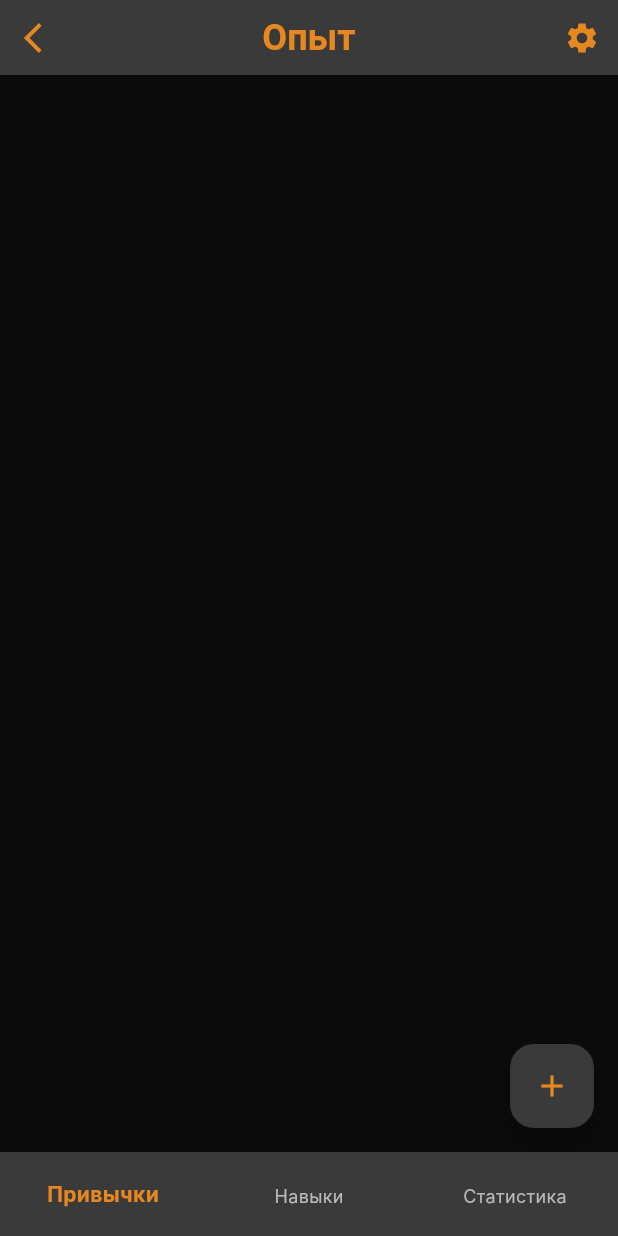
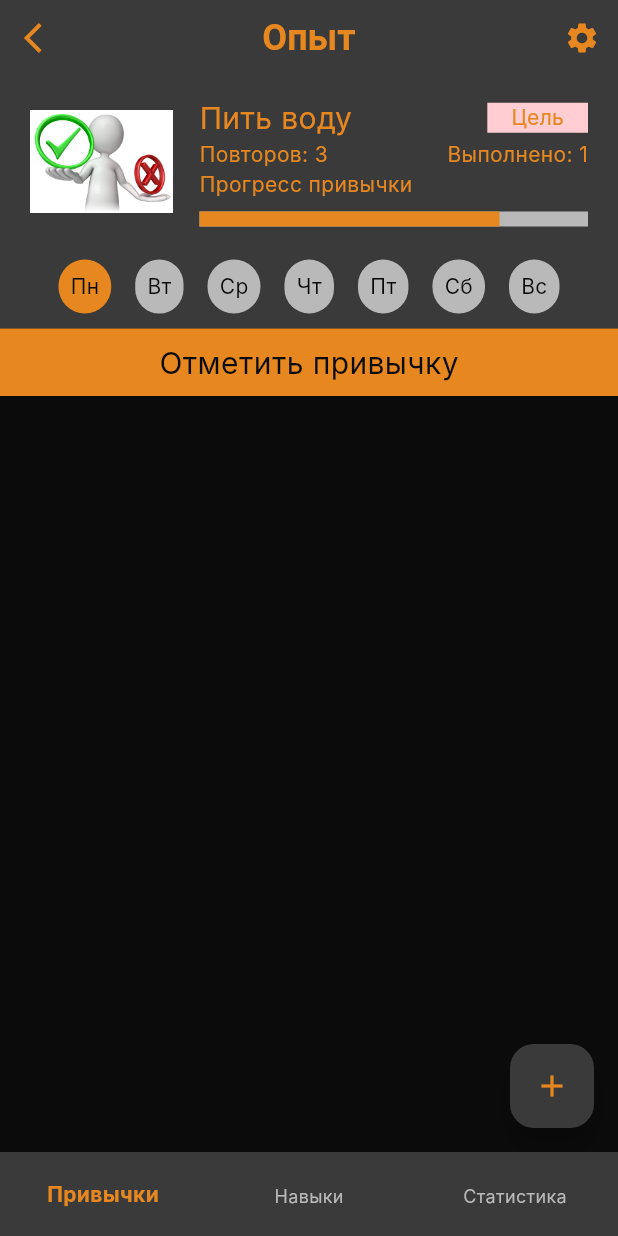
Before and after one commit to zFannur/finplan, a Flutter app: the HabitPage screen opened by its route, on a phone screen of 412 x 824 dp. Run offline on Flutter 3.47's test engine with Material 3 defaults, Android fonts, the phone set to English and light mode, and no system bars; our stand-ins replace auto_route, bloc, cloud_firestore, csv, file_picker, firebase_auth and 7 more; accounts and stored records are empty; generated files the repository leaves out were written again; network calls fail; Roboto replaces fonts that are missing (Inter); statements that could not run were skipped.

Commit message:
refactor habitScreen

```diff
--- a/lib/app/const/app_const.dart
+++ b/lib/app/const/app_const.dart
@@ -1,4 +1,5 @@
 class AppConst {
   static const Set<int> yearsSet = {2023, 2024, 2025, 2026, 2027, 2028, 2029, 2030, 2031, 2032, 2033, 2034};
   static const Set<int> monthSet = {1,2,3,4,5,6,7,8,9,10,11,12};
+  static const List<String> weekList = ['Пн','Вт','Ср','Чт','Пт','Сб','Вс'];
 }
--- a/lib/app/ui/theme/app_text_style.dart
+++ b/lib/app/ui/theme/app_text_style.dart
@@ -5,6 +5,12 @@ class AppTextStyle {
   static const mediumBlack20 = TextStyle(
     fontWeight: FontWeight.normal,
     fontSize: 20,
+    color: AppColors.black,
+  );
+
+  static const mediumBlack14 = TextStyle(
+    fontWeight: FontWeight.normal,
+    fontSize: 14,
     color: AppColors.black,
   );
 
@@ -38,6 +44,12 @@ class AppTextStyle {
     color: AppColors.orange,
   );
 
+  static const medium20 = TextStyle(
+    fontWeight: FontWeight.normal,
+    fontSize: 20,
+    color: AppColors.orange,
+  );
+
   static const mediumRed14 = TextStyle(
     fontWeight: FontWeight.normal,
     fontSize: 14,
--- a/lib/app/ui/theme/consts.dart
+++ b/lib/app/ui/theme/consts.dart
@@ -6,6 +6,10 @@ class AppPadding {
   static const top8 = EdgeInsets.only(top: 8);
 
   static const horizontal16 = EdgeInsets.symmetric(horizontal: 16);
+
+  static const horizontal8 = EdgeInsets.symmetric(horizontal: 8);
+
+  static const horizontal4 = EdgeInsets.symmetric(horizontal: 4);
 
   static const all16 = EdgeInsets.all(16);
 
--- a/lib/feature/experience/ui/habit_page.dart
+++ b/lib/feature/experience/ui/habit_page.dart
@@ -1,5 +1,9 @@
 import 'package:auto_route/auto_route.dart';
+import 'package:finplan/app/const/app_const.dart';
+import 'package:finplan/app/ui/theme/app_colors.dart';
 import 'package:finplan/app/ui/theme/app_icons.dart';
+import 'package:finplan/app/ui/theme/app_text_style.dart';
+import 'package:finplan/app/ui/theme/consts.dart';
 import 'package:flutter/material.dart';
 
 @RoutePage()
@@ -10,7 +14,135 @@ class HabitPage extends StatelessWidget {
   Widget build(BuildContext context) {
     return Scaffold(
       body: Column(
-        children: [],
+        children: [
+          Container(
+            color: AppColors.greyDark,
+            padding: AppPadding.v10h20,
+            width: double.infinity,
+            child: Column(
+              children: [
+                Row(
+                  children: [
+                    FadeInImage.assetNetwork(
+                      imageErrorBuilder: (context, object, stackTrace) {
+                        return Image.asset(
+                          'assets/images/habit.png',
+                          width: 95,
+                          height: 95,
+                        );
+                      },
+                      placeholder: 'assets/images/loadImage.png',
+                      image:
+                          'https://proprikol.ru/wp-content/uploads/2022/10/kartinki-s-mezhdunarodnym-dnem-gor-16-scaled.jpg',
+                      width: 95,
+                      height: 95,
+                    ),
+                    const SizedBox(width: 18),
+                    Expanded(
+                      child: Column(
+                        crossAxisAlignment: CrossAxisAlignment.start,
+                        children: [
+                          Row(
+                            mainAxisAlignment: MainAxisAlignment.spaceBetween,
+                            children: [
+                              const Text(
+                                'Пить воду',
+                                style: AppTextStyle.medium20,
+                              ),
+                              Container(
+                                padding: AppPadding.horizontal16,
+                                color: AppColors.redShade100,
+                                child: const Text(
+                                  'Цель',
+                                  style: AppTextStyle.medium14,
+                                ),
+                              )
+                            ],
+                          ),
+                          const Row(
+                            crossAxisAlignment: CrossAxisAlignment.start,
+                            mainAxisAlignment: MainAxisAlignment.spaceBetween,
+                            children: [
+                              Text(
+                                'Повторов: 3',
+                                style: AppTextStyle.medium14,
+                              ),
+                              Text(
+                                'Выполнено: 1',
+                                style: AppTextStyle.medium14,
+                              ),
+                            ],
+                          ),
+                          const Text(
+                            'Прогресс привычки',
+                            style: AppTextStyle.medium14,
+                          ),
+                          Container(
+                            padding: AppPadding.top8,
+                            child: Stack(
+                              alignment: Alignment.bottomLeft,
+                              children: [
+                                Container(
+                                  width: double.infinity,
+                                  height: 10,
+                                  color: AppColors.grey,
+                                ),
+                                Container(
+                                  width: 200,
+                                  height: 10,
+                                  color: AppColors.orange,
+                                ),
+                              ],
+                            ),
+                          ),
+                        ],
+                      ),
+                    ),
+                  ],
+                ),
+                Padding(
+                  padding: AppPadding.top18,
+                  child: Row(
+                    mainAxisAlignment: MainAxisAlignment.center,
+                    children: List.generate(
+                      7,
+                      (index) => Padding(
+                        padding: AppPadding.horizontal8,
+                        child: Container(
+                          padding: AppPadding.all8,
+                          decoration: BoxDecoration(
+                            color:
+                                index == 0 ? AppColors.orange : AppColors.grey,
+                            borderRadius: BorderRadius.circular(100),
+                          ),
+                          child: Text(
+                            AppConst.weekList[index],
+                            style: AppTextStyle.mediumBlack14,
+                          ),
+                        ),
+                      ),
+                    ),
+                  ),
+                ),
+              ],
+            ),
+          ),
+          InkWell(
+            onTap: () {
+
+            },
+            child: Container(
+              padding: AppPadding.all8,
+              alignment: Alignment.center,
+              width: double.infinity,
+              color: AppColors.orange,
+              child: const Text(
+                'Отметить привычку',
+                style: AppTextStyle.mediumBlack20,
+              ),
+            ),
+          ),
+        ],
       ),
       floatingActionButton: FloatingActionButton(
         heroTag: '1',
--- a/lib/feature/operation/ui/bloc/operation_filter_cubit/operation_filter_cubit.dart
+++ b/lib/feature/operation/ui/bloc/operation_filter_cubit/operation_filter_cubit.dart
@@ -33,6 +33,10 @@ class OperationFilterCubit extends HydratedCubit<OperationFilterState> {
         ),
       );
     });
+  }
+
+  void loadingFilterState() {
+    emit(state.copyWith(asyncSnapshot: const AsyncSnapshot.waiting()));
   }
 
   void filterOperationByDay() async {
--- a/pubspec.yaml
+++ b/pubspec.yaml
@@ -82,9 +82,8 @@ flutter:
   uses-material-design: true
 
   # To add assets to your application, add an assets section, like this:
-  # assets:
-  #   - images/a_dot_burr.jpeg
-  #   - images/a_dot_ham.jpeg
+  assets:
+    - assets/images/
 
   # An image asset can refer to one or more resolution-specific "variants", see
   # https://flutter.dev/assets-and-images/#resolution-aware
```
Also changed, not shown: assets/images/habit.png (added), assets/images/loadImage.png (added), pubspec.lock.
